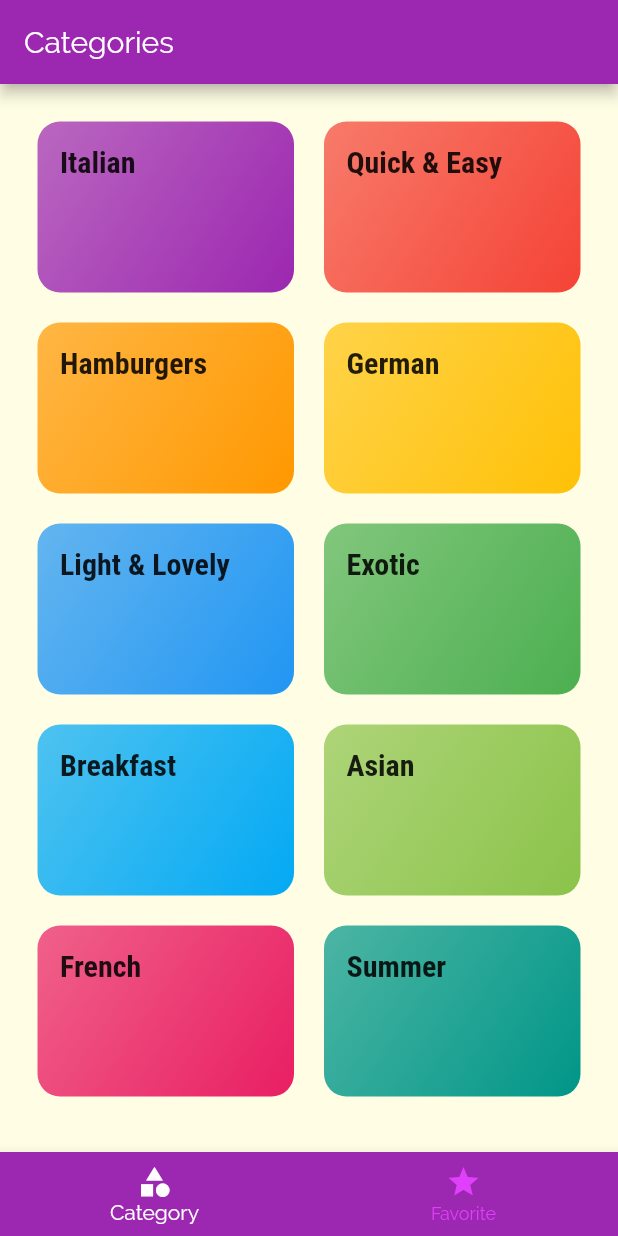
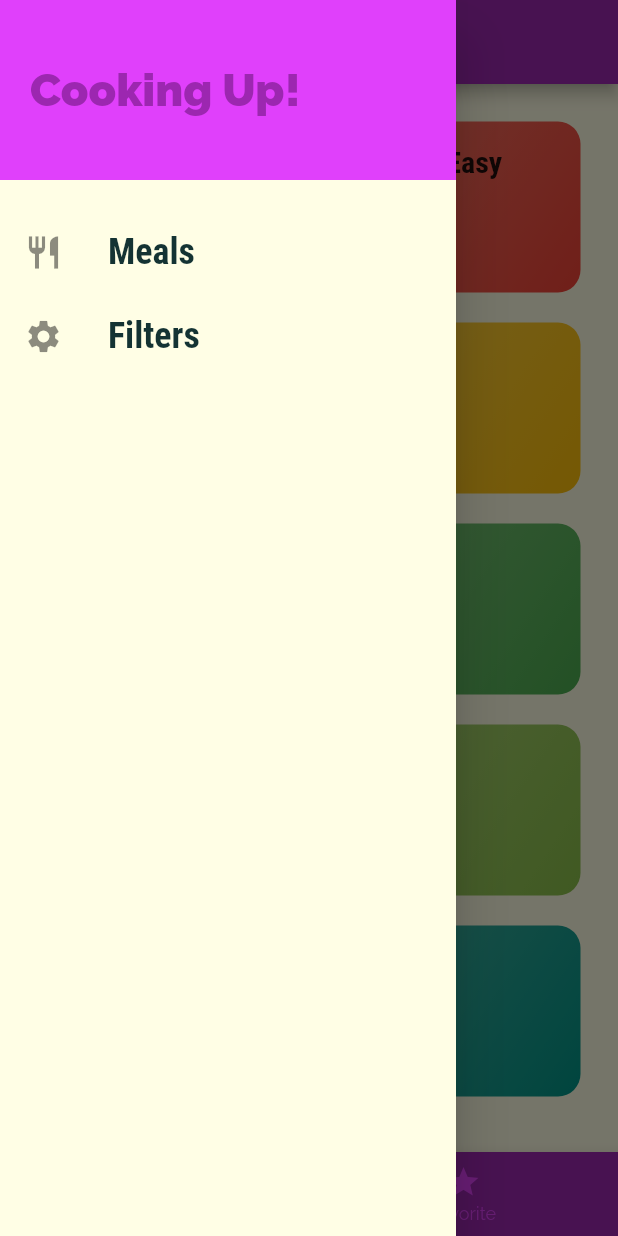
Before and after one commit to RadiRS/ft-meals-apps, a Flutter app: the screen it shows after launch, with the side drawer open (before the commit the screen has no drawer), on a phone screen of 412 x 824 dp. Run offline on Flutter 3.47's test engine with Material 2 defaults, Android fonts, the phone set to English and light mode, and no system bars.

Commit message:
Added drawer widget

```diff
--- a/lib/main.dart
+++ b/lib/main.dart
@@ -1,6 +1,7 @@
 import 'package:flutter/material.dart';
 import 'package:meals_app/screens/categories_screen.dart';
 import 'package:meals_app/screens/category_meals_screen.dart';
+import 'package:meals_app/screens/filters_screen.dart';
 import 'package:meals_app/screens/meal_detail_screen.dart';
 import 'package:meals_app/screens/tabs_screen.dart';
 
@@ -37,6 +38,7 @@ class MyApp extends StatelessWidget {
         '/': (_) => TabsScreen(),
         CategoryMealsScreen.routeName: (_) => CategoryMealsScreen(),
         MealDetailScreen.routeName: (_) => MealDetailScreen(),
+        FiltersScreen.routeName: (_) => FiltersScreen()
       },
       onGenerateRoute: (settings) {
         print(settings.arguments);
--- /dev/null
+++ b/lib/screens/filters_screen.dart
@@ -0,0 +1,16 @@
+import 'package:flutter/material.dart';
+
+class FiltersScreen extends StatelessWidget {
+  static String routeName = '/filters';
+
+  const FiltersScreen({Key key}) : super(key: key);
+
+  @override
+  Widget build(BuildContext context) {
+    return Scaffold(
+      body: Container(
+        child: Text('Filters'),
+      ),
+    );
+  }
+}
--- a/lib/screens/tabs_screen.dart
+++ b/lib/screens/tabs_screen.dart
@@ -1,6 +1,7 @@
 import 'package:flutter/material.dart';
 import 'package:meals_app/screens/categories_screen.dart';
 import 'package:meals_app/screens/favorite_screen.dart';
+import 'package:meals_app/widgets/main_drawer.dart';
 
 class TabsScreen extends StatefulWidget {
   TabsScreen({Key key}) : super(key: key);
@@ -29,6 +30,7 @@ class _TabsScreenState extends State<TabsScreen> {
       appBar: AppBar(
         title: Text(_pages[_selectedPageIndex]['title']),
       ),
+      drawer: MainDrawer(),
       body: _pages[_selectedPageIndex]['page'],
       bottomNavigationBar: BottomNavigationBar(
         currentIndex: _selectedPageIndex,
--- /dev/null
+++ b/lib/widgets/main_drawer.dart
@@ -0,0 +1,53 @@
+import 'package:flutter/material.dart';
+import 'package:meals_app/screens/filters_screen.dart';
+
+class MainDrawer extends StatelessWidget {
+  const MainDrawer({Key key}) : super(key: key);
+
+  @override
+  Widget build(BuildContext context) {
+    return Drawer(
+      child: Column(
+        children: [
+          Container(
+            height: 120,
+            width: double.infinity,
+            padding: EdgeInsets.all(20),
+            alignment: Alignment.centerLeft,
+            color: Theme.of(context).accentColor,
+            child: Text(
+              'Cooking Up!',
+              style: TextStyle(
+                fontWeight: FontWeight.w900,
+                fontSize: 30,
+                color: Theme.of(context).primaryColor,
+              ),
+            ),
+          ),
+          SizedBox(height: 20),
+          buildListTile('Meals', Icons.restaurant, () {
+            Navigator.pushNamed(context, '/');
+          }),
+          buildListTile('Filters', Icons.settings, () {
+            Navigator.pushNamed(context, FiltersScreen.routeName);
+          }),
+        ],
+      ),
+    );
+  }
+
+  ListTile buildListTile(String title, IconData icon, Function tabHandler) {
+    return ListTile(
+      leading: Icon(icon, size: 26),
+      title: Text(
+        title,
+        style: const TextStyle(
+          fontFamily: 'RobotoCondensed',
+          fontSize: 24,
+          fontWeight: FontWeight.bold,
+        ),
+      ),
+      onTap: tabHandler,
+    );
+  }
+}
```
